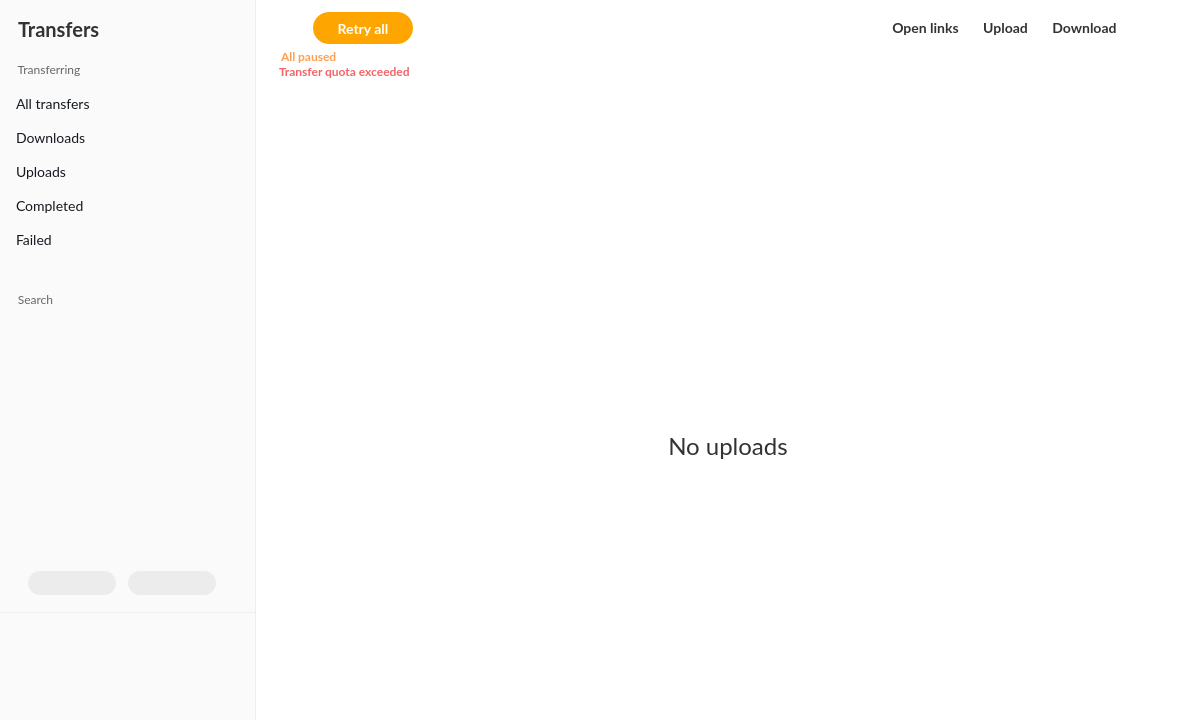
Old version of the form src/MEGASync/transfers/gui/macx/TransferManager.ui in the repository meganz/MEGAsync.
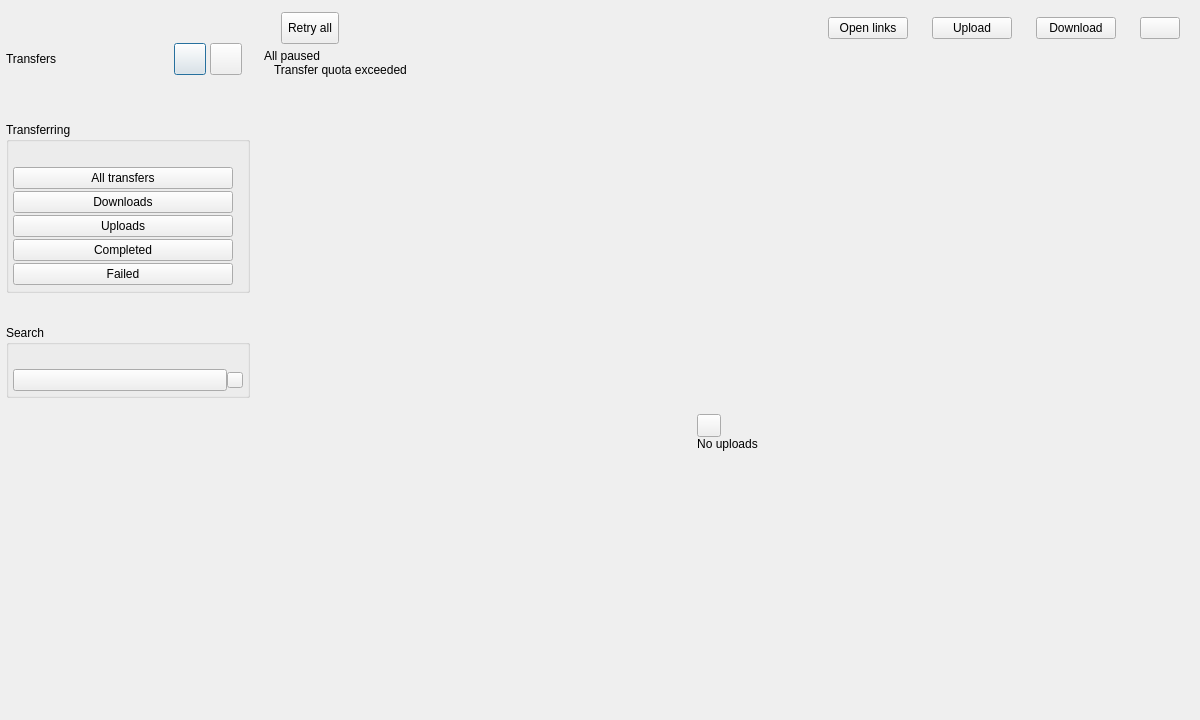
New version of the form. Icons and pictures are not drawn. Custom widgets are drawn as their Qt base class.

Commit message: Update style in transfer manager to apply to media type filter.

Patch:
```diff
--- a/src/MEGASync/transfers/gui/macx/TransferManager.ui
+++ b/src/MEGASync/transfers/gui/macx/TransferManager.ui
@@ -372,6 +372,46 @@
     font-weight: 400;
 }
 
+#wLeftPane QFrame &gt; QLabel
+{
+    color: #999999;
+     font-weight: bold;
+    font-size: 10px;
+	text-align: right;
+    border-radius: 12px;
+}
+
+#wLeftPane QFrame[itsOn=true] 
+{
+	border-radius: 4px;
+    background: solid white;
+}
+
+#wLeftPane QFrame[itsOn=true] &gt; QLabel
+{
+    border: 1px solid #F5F5F5; 
+    background-color: #FAFAFA;
+    color: #333333;
+}
+
+#wLeftPane QFrame[itsOn=false] 
+{
+	border-radius: none;
+    background-color: transparent;
+}
+
+#wLeftPane QFrame[itsOn=false]  QLabel
+{
+    border: 1px transparent #FAFAFA; 
+    background: transparent;
+    color: #999999;
+}
+
+#wLeftPane QFrame[itsOn=false] QPushButton
+{
+    font-weight: normal;
+}
+
 /* 
 * Storage OQ text
 */
```
Left out of the diff: 41 changed lines with no effect on the pictures.
